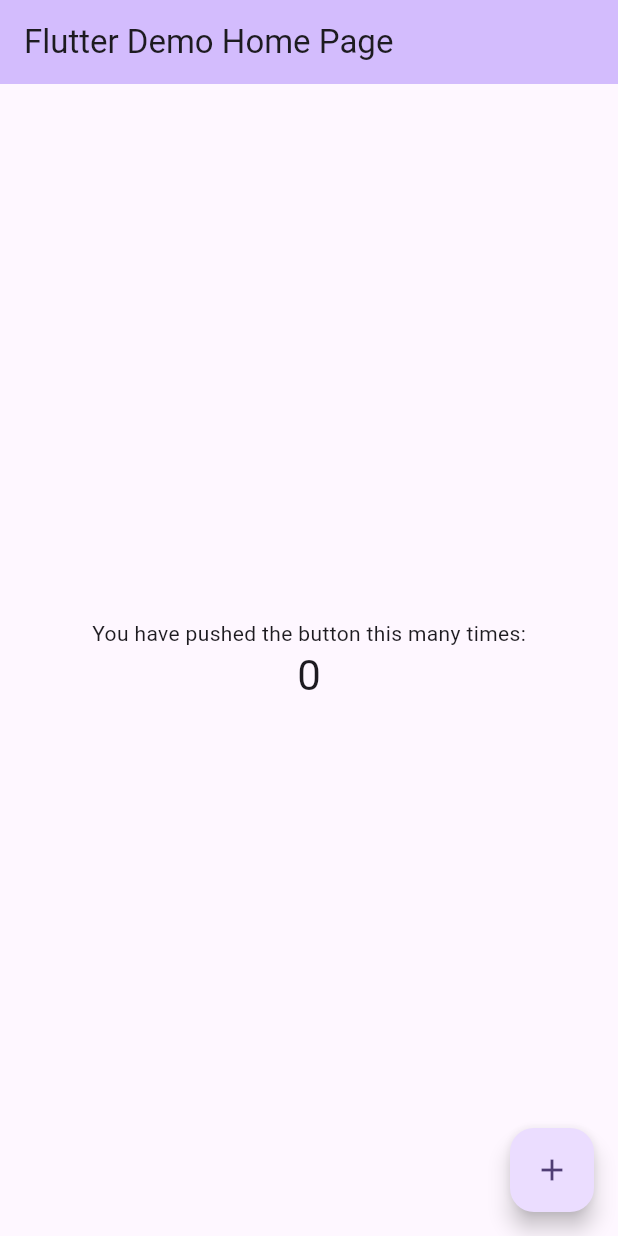
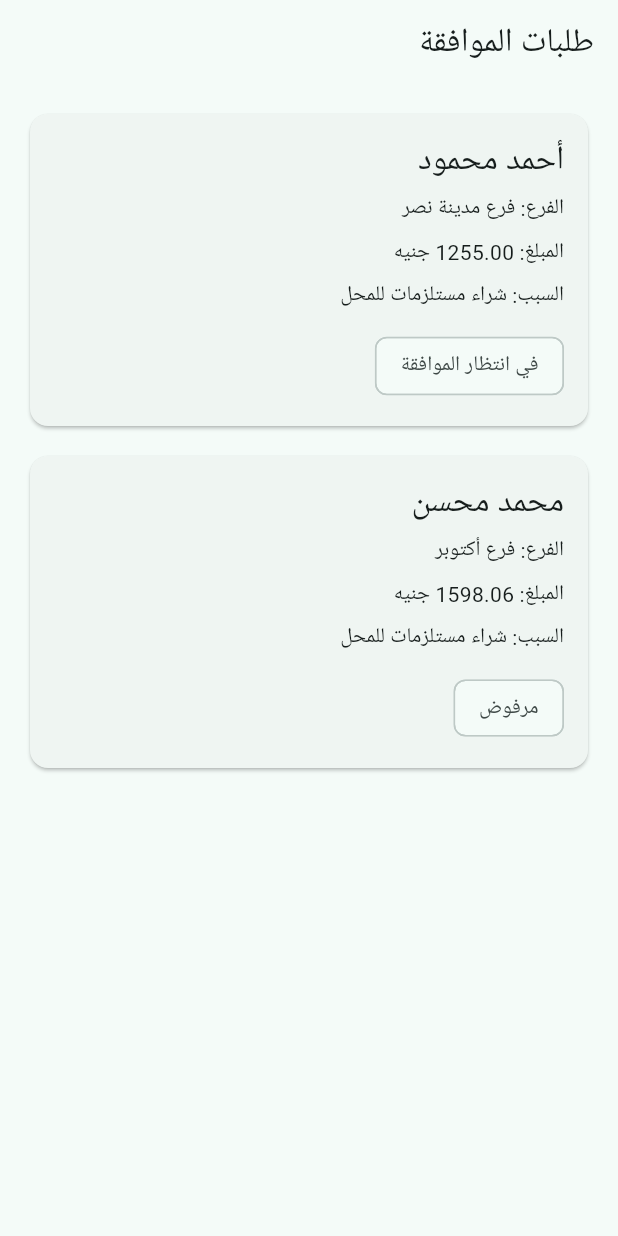
Before and after one commit to BasmalaAhmed/shop_approval_app, a Flutter app: the screen it shows after launch, on a phone screen of 412 x 824 dp. Run offline on Flutter 3.47's test engine with Material 3 defaults, Android fonts, the phone set to English and light mode, and no system bars.

Commit message:
feat: add Arabic approval requests list

```diff
--- /dev/null
+++ b/lib/features/approvals/presentation/views/approval_requests_page.dart
@@ -0,0 +1,45 @@
+import 'package:flutter/material.dart';
+import 'package:shop_approval_app/features/approvals/presentation/widgets/approval_request_card.dart';
+import 'package:shop_approval_app/models/approval_request.dart';
+
+class ApprovalRequestsPage extends StatelessWidget {
+  const ApprovalRequestsPage({super.key});
+
+  @override
+  Widget build(BuildContext context) {
+    final requests = [
+      ApprovalRequest(
+        requestId: 1,
+        employeeName: 'أحمد محمود',
+        branchName: "فرع مدينة نصر",
+        amountInPiastres: 125500,
+        reason: "شراء مستلزمات للمحل",
+        version: 1,
+        status: ApprovalStatus.pending,
+      ),
+      ApprovalRequest(
+        requestId: 2,
+        employeeName: 'محمد محسن',
+        branchName: "فرع أكتوبر",
+        amountInPiastres: 159806,
+        reason: "شراء مستلزمات للمحل",
+        version: 1,
+        status: ApprovalStatus.rejected,
+      ),
+    ];
+
+    return Scaffold(
+      appBar: AppBar(title: Text('طلبات الموافقة')),
+      body: ListView.separated(
+        padding: const EdgeInsets.all(16),
+        itemBuilder: (context, index) {
+          return ApprovalRequestCard(request: requests[index]);
+        },
+        separatorBuilder: (context, index) {
+          return const SizedBox(height: 12);
+        },
+        itemCount: requests.length,
+      ),
+    );
+  }
+}
--- /dev/null
+++ b/lib/features/approvals/presentation/widgets/approval_request_card.dart
@@ -0,0 +1,51 @@
+import 'package:flutter/material.dart';
+import 'package:shop_approval_app/models/approval_request.dart';
+
+class ApprovalRequestCard extends StatelessWidget {
+  const ApprovalRequestCard({super.key, required this.request});
+
+  final ApprovalRequest request;
+
+  String _statusLabel(ApprovalStatus status) {
+    switch (status) {
+      case ApprovalStatus.pending:
+        return 'في انتظار الموافقة';
+      case ApprovalStatus.approved:
+        return 'تمت الموافقة';
+      case ApprovalStatus.rejected:
+        return 'مرفوض';
+      case ApprovalStatus.draft:
+        return 'مسودة';
+    }
+  }
+
+  @override
+  Widget build(BuildContext context) {
+    final pounds = request.amountInPiastres ~/ 100;
+    final piastres = request.amountInPiastres % 100;
+
+    return Card(
+      child: Padding(
+        padding: const EdgeInsets.all(16),
+        child: Column(
+          mainAxisSize: MainAxisSize.min,
+          crossAxisAlignment: CrossAxisAlignment.start,
+          children: [
+            Text(
+              request.employeeName,
+              style: Theme.of(context).textTheme.titleLarge,
+            ),
+            const SizedBox(height: 8),
+            Text("الفرع: ${request.branchName}"),
+            const SizedBox(height: 8),
+            Text('المبلغ: $pounds.${piastres.toString().padLeft(2, '0')} جنيه'),
+            const SizedBox(height: 8),
+            Text("السبب: ${request.reason}"),
+            const SizedBox(height: 12),
+            Chip(label: Text(_statusLabel(request.status))),
+          ],
+        ),
+      ),
+    );
+  }
+}
--- a/lib/main.dart
+++ b/lib/main.dart
@@ -1,122 +1,27 @@
 import 'package:flutter/material.dart';
+import 'package:flutter_localizations/flutter_localizations.dart';
+import 'package:shop_approval_app/features/approvals/presentation/views/approval_requests_page.dart';
 
 void main() {
-  runApp(const MyApp());
+  runApp(const ShopApprovalApp());
 }
 
-class MyApp extends StatelessWidget {
-  const MyApp({super.key});
+class ShopApprovalApp extends StatelessWidget {
+  const ShopApprovalApp({super.key});
 
-  // This widget is the root of your application.
   @override
   Widget build(BuildContext context) {
     return MaterialApp(
-      title: 'Flutter Demo',
+      title: 'موافقة صاحب المحل',
+      debugShowCheckedModeBanner: false,
+      locale: const Locale('ar'),
+      supportedLocales: const [Locale('ar')],
+      localizationsDelegates: GlobalMaterialLocalizations.delegates,
       theme: ThemeData(
-        // This is the theme of your application.
-        //
-        // TRY THIS: Try running your application with "flutter run". You'll see
-        // the application has a purple toolbar. Then, without quitting the app,
-        // try changing the seedColor in the colorScheme below to Colors.green
-        // and then invoke "hot reload" (save your changes or press the "hot
-        // reload" button in a Flutter-supported IDE, or press "r" if you used
-        // the command line to start the app).
-        //
-        // Notice that the counter didn't reset back to zero; the application
-        // state is not lost during the reload. To reset the state, use hot
-        // restart instead.
-        //
-        // This works for code too, not just values: Most code changes can be
-        // tested with just a hot reload.
-        colorScheme: .fromSeed(seedColor: Colors.deepPurple),
+        colorScheme: .fromSeed(seedColor: Colors.teal),
+        useMaterial3: true,
       ),
-      home: const MyHomePage(title: 'Flutter Demo Home Page'),
+      home: const ApprovalRequestsPage(),
     );
   }
 }
-
-class MyHomePage extends StatefulWidget {
-  const MyHomePage({super.key, required this.title});
-
-  // This widget is the home page of your application. It is stateful, meaning
-  // that it has a State object (defined below) that contains fields that affect
-  // how it looks.
-
-  // This class is the configuration for the state. It holds the values (in this
-  // case the title) provided by the parent (in this case the App widget) and
-  // used by the build method of the State. Fields in a Widget subclass are
-  // always marked "final".
-
-  final String title;
-
-  @override
-  State<MyHomePage> createState() => _MyHomePageState();
-}
-
-class _MyHomePageState extends State<MyHomePage> {
-  int _counter = 0;
-
-  void _incrementCounter() {
-    setState(() {
-      // This call to setState tells the Flutter framework that something has
-      // changed in this State, which causes it to rerun the build method below
-      // so that the display can reflect the updated values. If we changed
-      // _counter without calling setState(), then the build method would not be
-      // called again, and so nothing would appear to happen.
-      _counter++;
-    });
-  }
-
-  @override
-  Widget build(BuildContext context) {
-    // This method is rerun every time setState is called, for instance as done
-    // by the _incrementCounter method above.
-    //
-    // The Flutter framework has been optimized to make rerunning build methods
-    // fast, so that you can just rebuild anything that needs updating rather
-    // than having to individually change instances of widgets.
-    return Scaffold(
-      appBar: AppBar(
-        // TRY THIS: Try changing the color here to a specific color (to
-        // Colors.amber, perhaps?) and trigger a hot reload to see the AppBar
-        // change color while the other colors stay the same.
-        backgroundColor: Theme.of(context).colorScheme.inversePrimary,
-        // Here we take the value from the MyHomePage object that was created by
-        // the App.build method, and use it to set our appbar title.
-        title: Text(widget.title),
-      ),
-      body: Center(
-        // Center is a layout widget. It takes a single child and positions it
-        // in the middle of the parent.
-        child: Column(
-          // Column is also a layout widget. It takes a list of children and
-          // arranges them vertically. By default, it sizes itself to fit its
-          // children horizontally, and tries to be as tall as its parent.
-          //
-          // Column has various properties to control how it sizes itself and
-          // how it positions its children. Here we use mainAxisAlignment to
-          // center the children vertically; the main axis here is the vertical
-          // axis because Columns are vertical (the cross axis would be
-          // horizontal).
-          //
-          // TRY THIS: Invoke "debug painting" (choose the "Toggle Debug Paint"
-          // action in the IDE, or press "p" in the console), to see the
-          // wireframe for each widget.
-          mainAxisAlignment: .center,
-          children: [
-            const Text('You have pushed the button this many times:'),
-            Text(
-              '$_counter',
-              style: Theme.of(context).textTheme.headlineMedium,
-            ),
-          ],
-        ),
-      ),
-      floatingActionButton: FloatingActionButton(
-        onPressed: _incrementCounter,
-        tooltip: 'Increment',
-        child: const Icon(Icons.add),
-      ),
-    );
-  }
-}
--- /dev/null
+++ b/lib/models/approval_request.dart
@@ -0,0 +1,21 @@
+enum ApprovalStatus { pending, approved, rejected, draft }
+
+class ApprovalRequest {
+  final int requestId;
+  final String employeeName;
+  final String branchName;
+  final int amountInPiastres;
+  final String reason;
+  final int version;
+  final ApprovalStatus status;
+
+  ApprovalRequest({
+    required this.requestId,
+    required this.employeeName,
+    required this.branchName,
+    required this.amountInPiastres,
+    required this.reason,
+    required this.version,
+    required this.status,
+  });
+}
--- a/pubspec.yaml
+++ b/pubspec.yaml
@@ -29,6 +29,8 @@ environment:
 # versions available, run `flutter pub outdated`.
 dependencies:
   flutter:
+    sdk: flutter
+  flutter_localizations:
     sdk: flutter
 
   # The following adds the Cupertino Icons font to your application.
```
Also changed, not shown: pubspec.lock, 1 other file.
